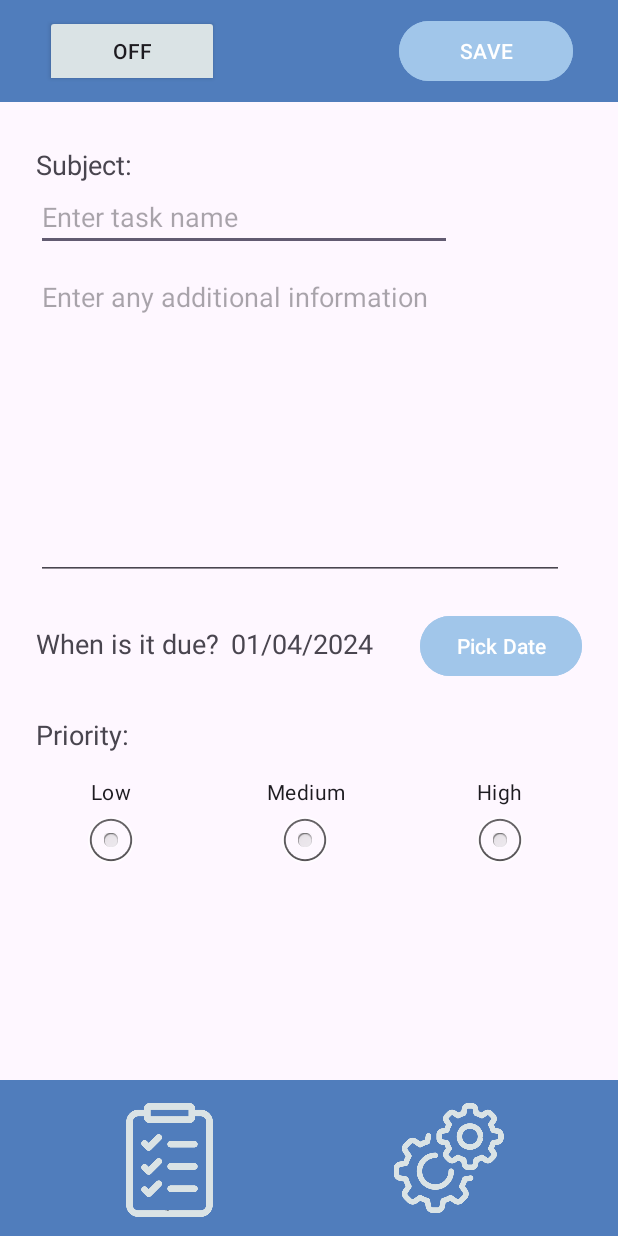
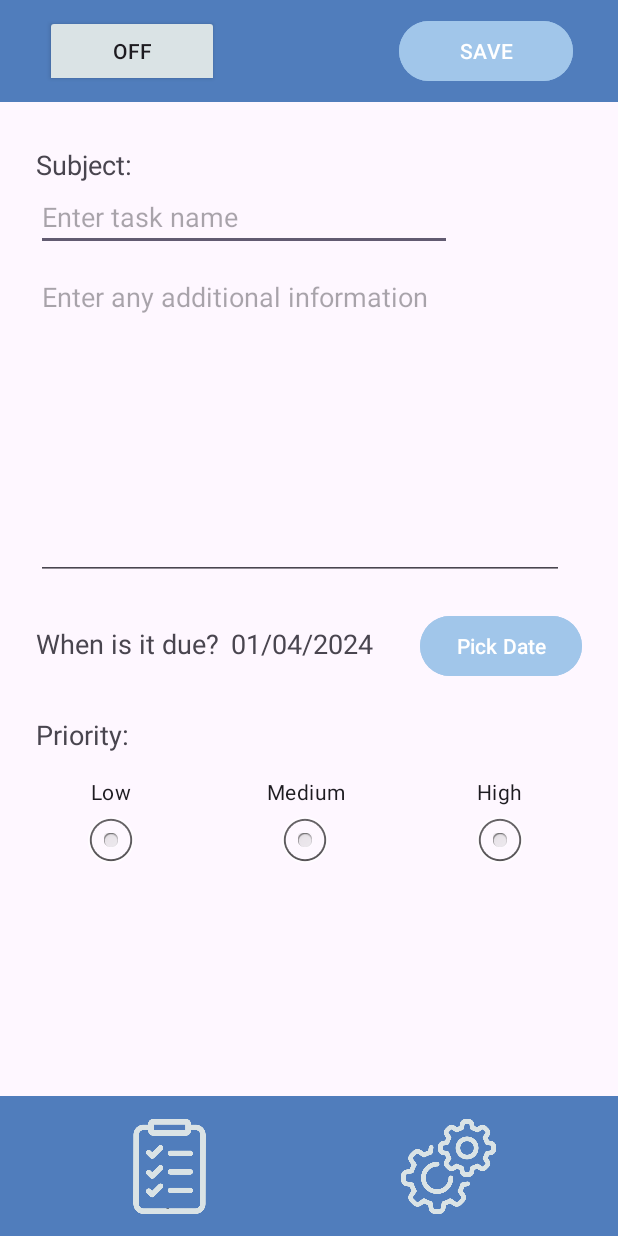
Before and after one commit to chonkyappa/ToDoList, an Android app: the screen it shows after launch (MainActivity), on a phone screen of 412 x 824 dp. Run offline under Robolectric (Android 15) with nearby library versions, the phone set to English and light mode, and no system bars.

Commit message:
fixed sizing on navbar, was a bit too big

```diff
--- a/app/src/main/res/layout/activity_main.xml
+++ b/app/src/main/res/layout/activity_main.xml
@@ -7,22 +7,24 @@
     tools:context=".MainActivity">
 
     <LinearLayout
-        android:layout_width="412dp"
-        android:layout_height="104dp"
+        android:id="@+id/linearLayout4"
+        android:layout_width="0dp"
+        android:layout_height="93dp"
         android:background="@color/navbar_background"
         android:orientation="horizontal"
         app:layout_constraintBottom_toBottomOf="parent"
         app:layout_constraintEnd_toEndOf="parent"
+        app:layout_constraintHorizontal_bias="0.333"
         app:layout_constraintStart_toStartOf="parent">
 
         <ImageButton
             android:id="@+id/imageButtonList"
             android:layout_width="wrap_content"
-            android:layout_height="76dp"
+            android:layout_height="63dp"
             android:layout_marginLeft="30dp"
             android:layout_marginTop="15dp"
             android:layout_marginRight="10dp"
-            android:layout_marginBottom="15dp"
+            android:layout_marginBottom="30dp"
             android:layout_weight="1"
             android:background="@color/transparent"
             android:contentDescription="button to move to to do list"
@@ -31,12 +33,11 @@
 
         <ImageButton
             android:id="@+id/imageButtonSettings"
-            android:layout_width="match_parent"
-            android:layout_height="match_parent"
+            android:layout_width="wrap_content"
+            android:layout_height="63dp"
             android:layout_marginLeft="10dp"
             android:layout_marginTop="15dp"
             android:layout_marginRight="30dp"
-            android:layout_marginBottom="15dp"
             android:layout_weight="1"
             android:background="@color/transparent"
             android:contentDescription="button to move to settings"
```
Also changed, not shown: app/src/main/res/layout/activity_list.xml (+7 -7 lines), app/src/main/res/layout/activity_settings.xml (+8 -7 lines).
